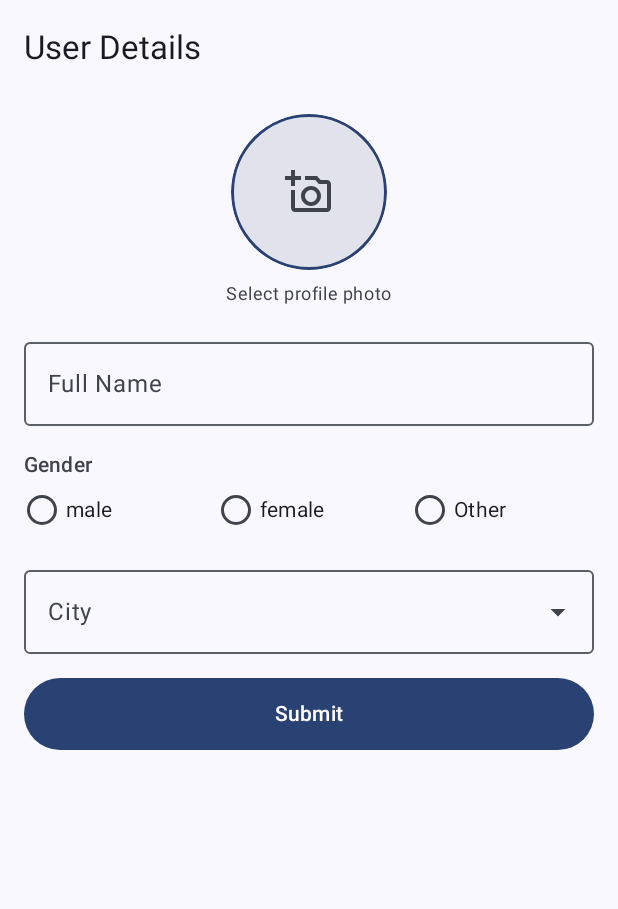
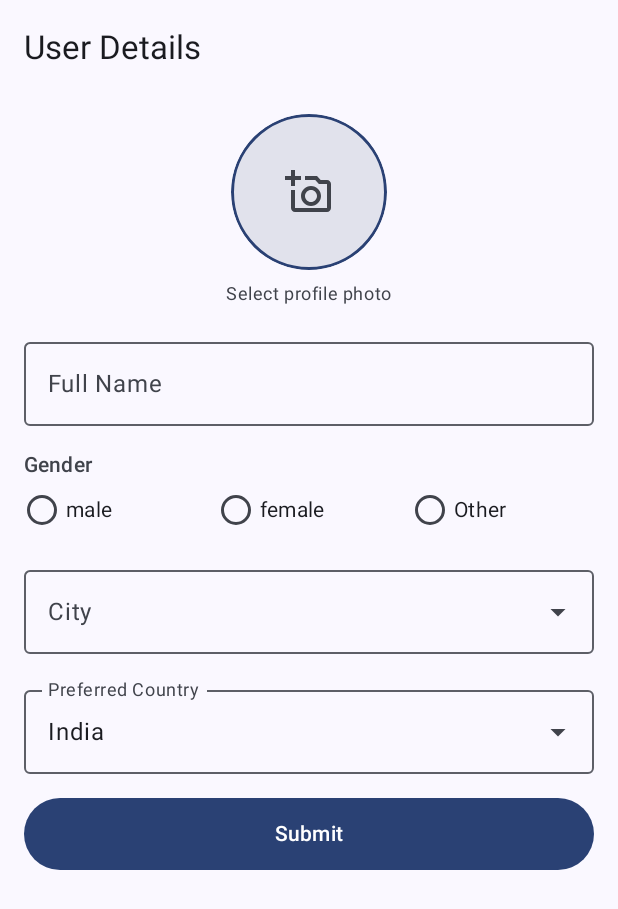
Before and after one commit to dvy19/movie-kotlin, an Android app built with Jetpack Compose: the UserDetailScreen screen opened through its navigation route, on a phone screen of 412 x 824 dp. Shown: the top 909 px of the screen. Run offline under Robolectric (Android 15) with nearby library versions, the phone set to English and light mode, and no system bars; pictures from the network do not load.

Commit message:
get country moovies

```diff
--- a/app/src/main/java/com/example/movie/auth/AuthDataClass.kt
+++ b/app/src/main/java/com/example/movie/auth/AuthDataClass.kt
@@ -41,7 +41,8 @@ data class UserProfileReq(
     var name:String,
     var gender:String,
     var profile:String?,
-    var city:String
+    var city:String,
+    var country:String
 )
 
 data class USerProfileRes(
--- a/app/src/main/java/com/example/movie/auth/AuthInterface.kt
+++ b/app/src/main/java/com/example/movie/auth/AuthInterface.kt
@@ -29,6 +29,7 @@ interface AuthInterface{
         @Part("name") name:String,
         @Part("gender") gender:String,
         @Part("city") city:String,
+        @Part("country") country:String,
         @Part profile: MultipartBody.Part?
 
     ):Response<USerProfileRes>
--- a/app/src/main/java/com/example/movie/auth/AuthRepo.kt
+++ b/app/src/main/java/com/example/movie/auth/AuthRepo.kt
@@ -29,6 +29,7 @@ class AuthRepo(
         name:String,
         gender:String,
         city:String,
+        country:String,
         profile: MultipartBody.Part?
     ):Response<USerProfileRes>{
         val token="Bearer ${sessionManager.getAccessToken()}"
@@ -38,7 +39,8 @@ class AuthRepo(
             name=name,
             gender=gender,
             city=city,
-            profile=profile
+            profile=profile,
+            country=country
         )
     }
 
--- a/app/src/main/java/com/example/movie/auth/AuthVM.kt
+++ b/app/src/main/java/com/example/movie/auth/AuthVM.kt
@@ -112,6 +112,7 @@ class AuthVM(application: Application): AndroidViewModel(application){
         name:String,
         gender:String,
         city:String,
+        country:String,
         profile: MultipartBody.Part?
     ){
         _createUserState.value = CreateUserState.Loading
@@ -122,7 +123,8 @@ class AuthVM(application: Application): AndroidViewModel(application){
                     name=name,
                     gender=gender,
                     city=city,
-                    profile=profile
+                    profile=profile,
+                    country=country
                 )
 
                 if(response.isSuccessful && response.body()!=null) {
--- a/app/src/main/java/com/example/movie/movie/MovieApiInterface.kt
+++ b/app/src/main/java/com/example/movie/movie/MovieApiInterface.kt
@@ -40,6 +40,7 @@ interface MovieApiInterface{
         @Query("language") language: String = "en-US",
         @Query("sort_by") sortBy: String = "popularity.desc",
         @Query("with_original_language") originalLanguage: String? = null,
+        @Query("with_origin_country") with_origin_country: String? = null,
         @Query("include_adult") includeAdult: Boolean = false,
         @Query("primary_release_year") releaseYear: Int? = null,
         @Query("primary_release_date.gte") releaseDateGte: String? = null,
--- a/app/src/main/java/com/example/movie/movie/MovieRepo.kt
+++ b/app/src/main/java/com/example/movie/movie/MovieRepo.kt
@@ -64,8 +64,10 @@ class MovieRepo {
         language: String,
         sortBy: String = "popularity.desc",
         originalLanguage: String? = null,
+        with_origin_country:String,
         includeAdult: Boolean = false,
         releaseYear: Int? = null,
+
         releaseDateGte: String? = null,
         releaseDateLte: String? = null
     ) : Response<PopularMovieResponse>{
@@ -75,6 +77,7 @@ class MovieRepo {
             language = language,
             sortBy = sortBy,
             originalLanguage = originalLanguage,
+            with_origin_country = with_origin_country,
             includeAdult = includeAdult,
             releaseYear = releaseYear,
             releaseDateGte = releaseDateGte,
--- a/app/src/main/java/com/example/movie/movie/MovieVM.kt
+++ b/app/src/main/java/com/example/movie/movie/MovieVM.kt
@@ -220,6 +220,7 @@ class MovieVM : ViewModel() {
         language: String = "en-US",
         sortBy: String = "popularity.desc",
         originalLanguage: String? = null,
+        with_origin_country: String? = null,
         includeAdult: Boolean = false,
         releaseYear: Int? = null,
         releaseDateGte: String? = null,
@@ -234,6 +235,7 @@ class MovieVM : ViewModel() {
                     language = language,
                     sortBy = sortBy,
                     originalLanguage = originalLanguage?.takeIf { it.isNotBlank() },
+                    with_origin_country = with_origin_country.toString(),
                     includeAdult = includeAdult,
                     releaseYear = releaseYear,
                     releaseDateGte = releaseDateGte?.takeIf { it.isNotBlank() },
--- a/app/src/main/java/com/example/movie/room/RoomDatabase.kt
+++ b/app/src/main/java/com/example/movie/room/MovieDatabase.kt
@@ -4,11 +4,11 @@ package com.example.movie.room
 import android.content.Context
 import androidx.room.Database
 import androidx.room.Room
-import androidx.room.RoomDatabase
 
 @Database(
     entities = [
-        GenreEntity::class
+        GenreEntity::class,
+        MovieEntity::class
 
     ],
     version = 2
--- a/app/src/main/java/com/example/movie/screens/UserDetailScreen.kt
+++ b/app/src/main/java/com/example/movie/screens/UserDetailScreen.kt
@@ -59,10 +59,26 @@ import androidx.navigation.NavController
 import coil.compose.AsyncImage
 import com.example.movie.auth.AuthVM
 import com.example.movie.auth.CreateUserState
+import com.example.movie.auth.SessionManager
 import com.example.movie.auth.UserProfileReq
 import com.example.movie.createImagePart
 import java.io.File
 
+data class CountryOption(
+    val code: String, // ISO 3166-1 alpha-2 code for TMDb (e.g., "IN", "US")
+    val name: String  // Label shown in the dropdown
+)
+
+val supportedCountries = listOf(
+    CountryOption(code = "IN", name = "India"),
+    CountryOption(code = "US", name = "United States"),
+    CountryOption(code = "GB", name = "United Kingdom"),
+    CountryOption(code = "KR", name = "South Korea"),
+    CountryOption(code = "JP", name = "Japan"),
+    CountryOption(code = "FR", name = "France"),
+    CountryOption(code = "DE", name = "Germany"),
+    CountryOption(code = "CA", name = "Canada")
+)
 
 @OptIn(ExperimentalMaterial3Api::class)
 @Composable
@@ -73,7 +89,11 @@ fun UserDetailScreen(
 ) {
     val context = LocalContext.current
 
+    val sessionManager=SessionManager(context)
+
     val viewModel: AuthVM=viewModel()
+
+    var selectedCountryCode by remember { mutableStateOf("IN") }
 
     val cityOptions = listOf("Delhi", "Mumbai", "Bangalore", "Chennai", "Kolkata")
 
@@ -258,6 +278,14 @@ fun UserDetailScreen(
                 }
             }
 
+            CountryDropdown(
+                selectedCountryCode = selectedCountryCode,
+                onCountrySelected = { country ->
+                    selectedCountryCode = country.code
+                    // Save country.code to DataStore / Room / ViewModel so HomeScreen can fetch movies
+                }
+            )
+
             // Submit Button
             Button(
 
@@ -276,11 +304,17 @@ fun UserDetailScreen(
 
                     Log.d("m","clicked button")
 
+                    Log.d("cc",selectedCountryCode)
+
+                    sessionManager.saveCountry(selectedCountryCode)
+
+
                     viewModel.createUserProfile(
                             name=name,
                             gender=selectedGender,
                             city=selectedCity,
                             profile=imagePart,
+                            country = selectedCountryCode
                     )
 
                 },
@@ -306,6 +340,8 @@ fun UserDetailScreen(
 
                         rootNavController.navigate("main")
 
+
+
                     }
                     is CreateUserState.Error -> {
                         Text("Error")
@@ -316,3 +352,51 @@ fun UserDetailScreen(
         }
     }
 }
+
+@OptIn(ExperimentalMaterial3Api::class)
+@Composable
+fun CountryDropdown(
+    selectedCountryCode: String,
+    onCountrySelected: (CountryOption) -> Unit,
+    modifier: Modifier = Modifier,
+    countries: List<CountryOption> = supportedCountries,
+    label: String = "Preferred Country"
+) {
+    var expanded by remember { mutableStateOf(false) }
+    val selectedCountry = countries.find { it.code == selectedCountryCode }
+
+    ExposedDropdownMenuBox(
+        expanded = expanded,
+        onExpandedChange = { expanded = !expanded },
+        modifier = modifier.fillMaxWidth()
+    ) {
+        OutlinedTextField(
+            value = selectedCountry?.name ?: "Select a country",
+            onValueChange = {},
+            readOnly = true,
+            label = { Text(label) },
+            trailingIcon = {
+                ExposedDropdownMenuDefaults.TrailingIcon(expanded = expanded)
+            },
+            modifier = Modifier
+
+                .fillMaxWidth()
+        )
+
+        ExposedDropdownMenu(
+            expanded = expanded,
+            onDismissRequest = { expanded = false }
+        ) {
+            countries.forEach { country ->
+                DropdownMenuItem(
+                    text = { Text("${country.name} (${country.code})") },
+                    onClick = {
+                        onCountrySelected(country)
+                        expanded = false
+                    },
+                    contentPadding = ExposedDropdownMenuDefaults.ItemContentPadding
+                )
+            }
+        }
+    }
+}
```
Also changed, not shown: app/src/main/java/com/example/movie/auth/SessionManager.kt (+11 -0 lines), app/src/main/java/com/example/movie/screens/HomeScreen.kt (+73 -1 lines).
